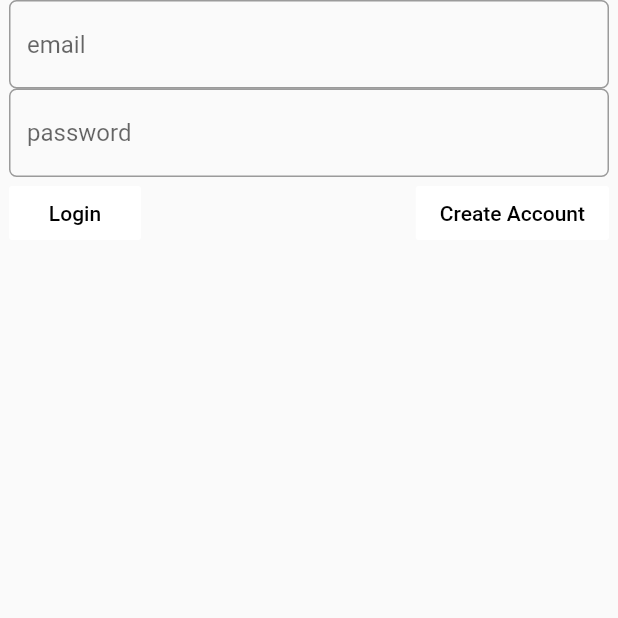
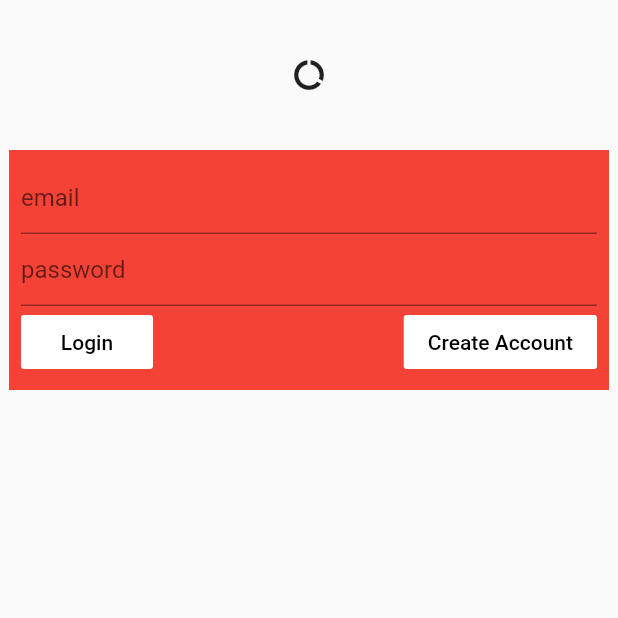
Before and after one commit to GeorgeNav/Fuel-Consolidator, a Flutter app: the screen it shows after launch, on a phone screen of 412 x 824 dp, the top half of it. Run offline on Flutter 3.47's test engine with Material 2 defaults, Android fonts, the phone set to English and light mode, and no system bars; missing offline and left inert: firebase, flutter_web; accounts and stored records are empty.

Commit message:
testing sign in widgets

```diff
--- a/lib/main.dart
+++ b/lib/main.dart
@@ -29,6 +29,8 @@ class MyApp extends StatelessWidget {
     title: 'Fuel Consolidator',
     theme: ThemeData(
       primarySwatch: Colors.blue,
+      primaryColor: Colors.redAccent,
+      primaryColorDark: Colors.red,
     ),
     routes: {
       '/signin': (context) => SignIn(),
--- a/lib/screens/login.dart
+++ b/lib/screens/login.dart
@@ -17,23 +17,33 @@ class _SignInState extends State<SignIn> {
         width: 400,
         child: Column(
           children: <Widget>[
+            Container(
+              width: 100,
+              height: 100,
+              child: Icon(Icons.data_usage),
+            ),
+            /* Image(image: AssetImage('images/barrel.png')), */
+            _signInForm(),
+          ],
+        ),
+      ),
+    ),
+  );
+
+  Widget _signInForm() => Container(
+    color: Colors.red,
+    padding: EdgeInsets.all(8),
+    child: Column(
+      children: <Widget>[
         TextFormField(
           decoration: InputDecoration(
             hintText: 'email',
-                border: OutlineInputBorder(
-                  borderRadius: BorderRadius.circular(5.0),
-                  borderSide: BorderSide(),
-                ),
           ),
         ),
         TextFormField(
           obscureText: true,
           decoration: InputDecoration(
             hintText: 'password',
-                border: OutlineInputBorder(
-                  borderRadius: BorderRadius.circular(5.0),
-                  borderSide: BorderSide(),
-                ),
           ),
         ),
         Row(
@@ -46,7 +56,8 @@ class _SignInState extends State<SignIn> {
               child: Text('Login'),
             ),
             FlatButton(
-                  onPressed: () => Navigator.pushNamed(context, '/createaccount'),
+              onPressed: () =>
+                  Navigator.pushNamed(context, '/createaccount'),
               color: Colors.white,
               textColor: Colors.black,
               child: Text('Create Account'),
@@ -54,8 +65,6 @@ class _SignInState extends State<SignIn> {
           ],
         ),
       ],
-        ),
-      ),
     ),
   );
 }
@@ -71,39 +80,28 @@ class _CreateAccountState extends State<CreateAccount> {
   Widget build(BuildContext context) => Scaffold(
     body: Center(
       child: Container(
+        color: Colors.red,
+        padding: EdgeInsets.all(8),
         width: 400,
         child: Column(
           children: <Widget>[
             TextFormField(
               decoration: InputDecoration(
                 hintText: 'email',
-                border: OutlineInputBorder(
-                  borderRadius: BorderRadius.circular(5.0),
-                  borderSide: BorderSide(),
-                ),
               ),
             ),
             TextFormField(
               obscureText: true,
               decoration: InputDecoration(
                 hintText: 'password',
-                border: OutlineInputBorder(
-                  borderRadius: BorderRadius.circular(5.0),
-                  borderSide: BorderSide(),
-                ),
               ),
             ),
             TextFormField(
               obscureText: true,
               decoration: InputDecoration(
                 hintText: 're-enter password',
-                border: OutlineInputBorder(
-                  borderRadius: BorderRadius.circular(5.0),
-                  borderSide: BorderSide(),
               ),
             ),
-            ),
-
             FlatButton(
               onPressed: () => Navigator.pop(context),
               color: Colors.white,
```
Also changed, not shown: 7 other files. Lines whose indentation alone changed are shown as unchanged.
